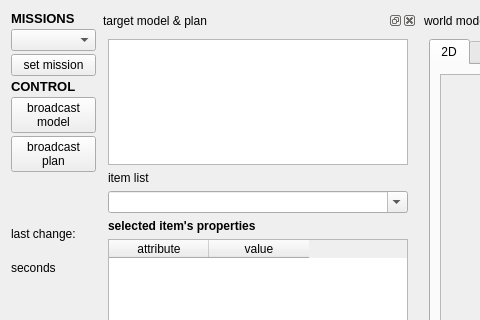
Before: the Qt Designer form tools/agmmission/src/mainUI.ui in rahulkatiyar19955/AGM, drawn with Qt 5; both pictures show x 0 to 480 and y 0 to 320 of the 854 by 455 pixel window.
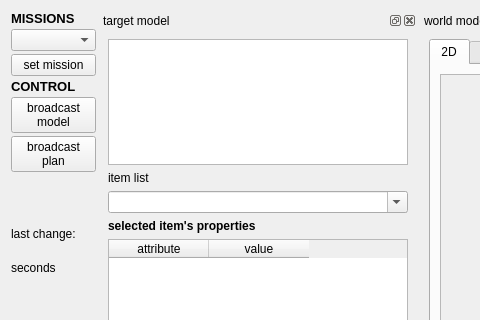
After: the same form once the commit is applied.

Commit message: update agmmission's ui

```diff
--- a/tools/agmmission/src/mainUI.ui
+++ b/tools/agmmission/src/mainUI.ui
@@ -13,8 +13,6 @@
   <property name="windowTitle">
    <string>AGM mission controller</string>
   </property>
-  <layout class="QVBoxLayout" name="verticalLayout_6">
-   <item>
     <layout class="QHBoxLayout" name="horizontalLayout_3" stretch="0,0,0">
      <property name="spacing">
       <number>3</number>
@@ -179,7 +177,7 @@
         </sizepolicy>
        </property>
        <property name="windowTitle">
-        <string>target model &amp; plan</string>
+      <string>target model</string>
        </property>
        <widget class="QWidget" name="dockWidgetContents_2">
         <layout class="QVBoxLayout" name="verticalLayout_2">
@@ -410,8 +408,6 @@
         </layout>
        </widget>
       </widget>
-     </item>
-    </layout>
    </item>
   </layout>
  </widget>
```
Lines whose indentation alone changed are shown as unchanged.
